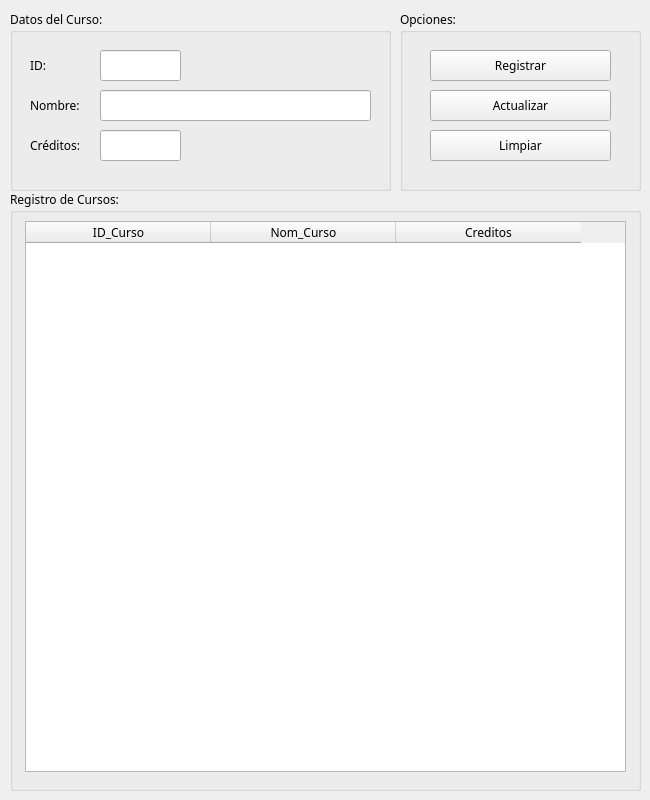
Above: view/frmCurso.ui from AndSyncX/app-sime before the change. Below: the same form after it.
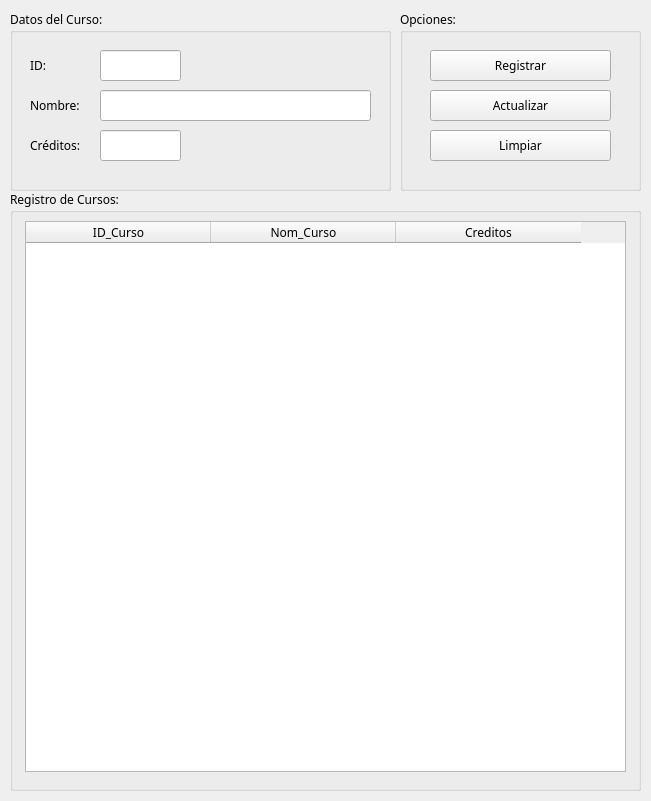
That is the form after the change.

Patch:
```diff
--- a/view/frmCurso.ui
+++ b/view/frmCurso.ui
@@ -6,20 +6,20 @@
    <rect>
     <x>0</x>
     <y>0</y>
-    <width>650</width>
-    <height>800</height>
+    <width>651</width>
+    <height>801</height>
    </rect>
   </property>
   <property name="minimumSize">
    <size>
-    <width>650</width>
-    <height>800</height>
+    <width>651</width>
+    <height>801</height>
    </size>
   </property>
   <property name="maximumSize">
    <size>
-    <width>650</width>
-    <height>800</height>
+    <width>651</width>
+    <height>801</height>
    </size>
   </property>
   <property name="acceptDrops">
```
